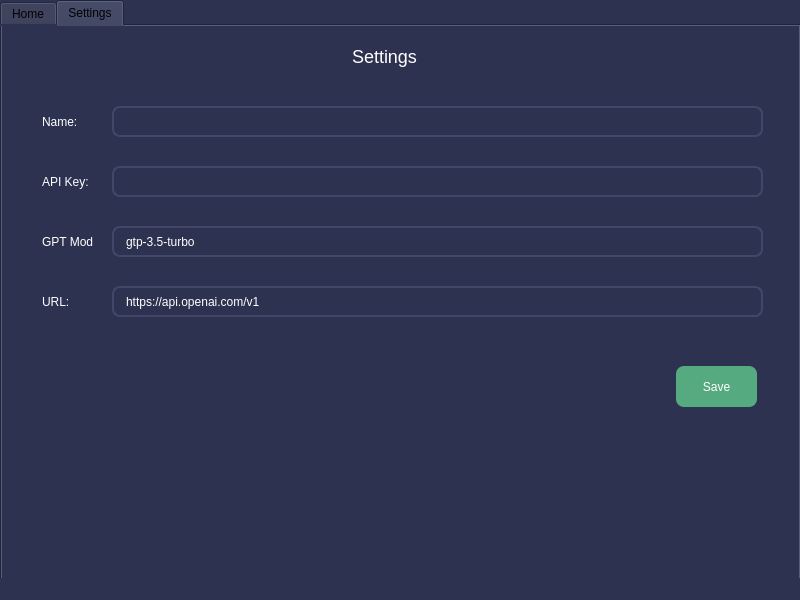
First picture: the form in inter/design.ui, repository fabioacarvalho/chatgpt-desktop, before the edit.
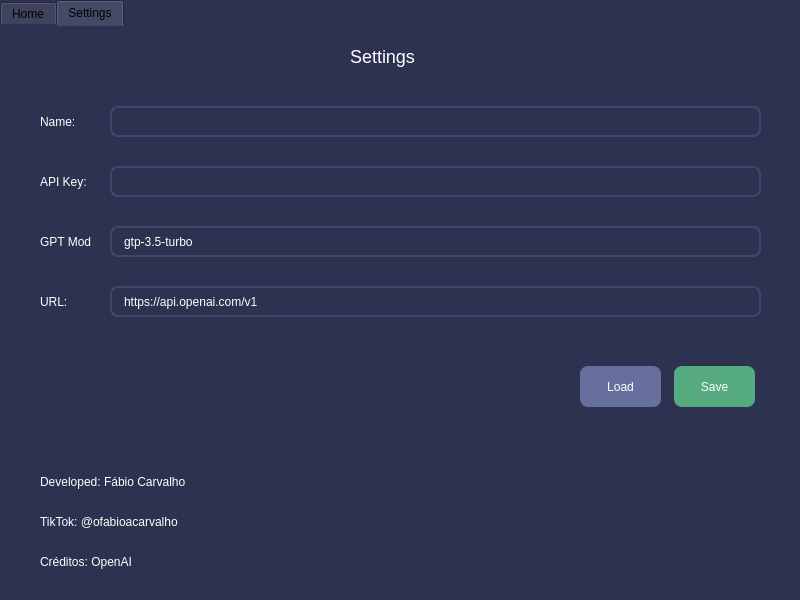
Second picture: the form after the edit. The open tabs and pages were chosen to show the change. Icons and pictures are not drawn.

Patch:
```diff
--- a/inter/design.ui
+++ b/inter/design.ui
@@ -30,8 +30,24 @@
       <height>581</height>
      </rect>
     </property>
+    <property name="minimumSize">
+     <size>
+      <width>801</width>
+      <height>581</height>
+     </size>
+    </property>
+    <property name="maximumSize">
+     <size>
+      <width>801</width>
+      <height>581</height>
+     </size>
+    </property>
+    <property name="cursor">
+     <cursorShape>PointingHandCursor</cursorShape>
+    </property>
     <property name="styleSheet">
-     <string notr="true">background-color: #2D3250;</string>
+     <string notr="true">background-color: #2D3250;
+border: none;</string>
     </property>
     <property name="currentIndex">
      <number>0</number>
@@ -304,6 +320,78 @@
        <string>Save</string>
       </property>
      </widget>
+     <widget class="QLabel" name="label_7">
+      <property name="geometry">
+       <rect>
+        <x>40</x>
+        <y>440</y>
+        <width>161</width>
+        <height>31</height>
+       </rect>
+      </property>
+      <property name="styleSheet">
+       <string notr="true">color: #FFF;
+font-size: 12px;</string>
+      </property>
+      <property name="text">
+       <string>Developed: Fábio Carvalho</string>
+      </property>
+     </widget>
+     <widget class="QLabel" name="label_8">
+      <property name="geometry">
+       <rect>
+        <x>40</x>
+        <y>480</y>
+        <width>161</width>
+        <height>31</height>
+       </rect>
+      </property>
+      <property name="styleSheet">
+       <string notr="true">color: #FFF;
+font-size: 12px;</string>
+      </property>
+      <property name="text">
+       <string>TikTok: @ofabioacarvalho</string>
+      </property>
+     </widget>
+     <widget class="QLabel" name="label_9">
+      <property name="geometry">
+       <rect>
+        <x>40</x>
+        <y>520</y>
+        <width>161</width>
+        <height>31</height>
+       </rect>
+      </property>
+      <property name="styleSheet">
+       <string notr="true">color: #FFF;
+font-size: 12px;</string>
+      </property>
+      <property name="text">
+       <string>Créditos: OpenAI</string>
+      </property>
+     </widget>
+     <widget class="QPushButton" name="btnLoad">
+      <property name="geometry">
+       <rect>
+        <x>580</x>
+        <y>340</y>
+        <width>81</width>
+        <height>41</height>
+       </rect>
+      </property>
+      <property name="cursor">
+       <cursorShape>PointingHandCursor</cursorShape>
+      </property>
+      <property name="styleSheet">
+       <string notr="true">background-color: #676F9D;
+border-radius: 8px;
+color: #FFF;</string>
+      </property>
+      <property name="text">
+       <string>Load</string>
+      </property>
+     </widget>
     </widget>
    </widget>
   </widget>
```
Left out of the diff: 48 changed lines with no effect on the pictures.
